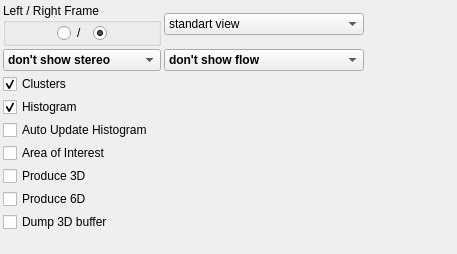
The window that applications/base/ui/presentationParametersControlWidget.ui (NickPenkrat/corecvs) describes before a commit, drawn with Qt 5.
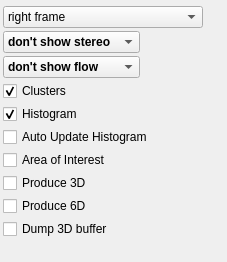
The same window after the commit. Icons and pictures are not drawn.

```diff
--- a/applications/base/ui/presentationParametersControlWidget.ui
+++ b/applications/base/ui/presentationParametersControlWidget.ui
@@ -6,8 +6,8 @@
    <rect>
     <x>0</x>
     <y>0</y>
-    <width>457</width>
-    <height>254</height>
+    <width>227</width>
+    <height>262</height>
    </rect>
   </property>
   <property name="windowTitle">
@@ -20,7 +20,7 @@
    <property name="spacing">
     <number>3</number>
    </property>
-   <item row="6" column="0" colspan="2">
+   <item row="8" column="0" colspan="2">
     <widget class="QCheckBox" name="produce3DCheckBox">
      <property name="sizePolicy">
       <sizepolicy hsizetype="Preferred" vsizetype="Fixed">
@@ -39,7 +39,7 @@
      </property>
     </widget>
    </item>
-   <item row="9" column="0">
+   <item row="11" column="0">
     <spacer name="verticalSpacer">
      <property name="orientation">
       <enum>Qt::Vertical</enum>
@@ -52,7 +52,7 @@
      </property>
     </spacer>
    </item>
-   <item row="1" column="0">
+   <item row="2" column="0">
     <widget class="QComboBox" name="stereoComboBox">
      <property name="font">
       <font>
@@ -96,229 +96,14 @@
      </item>
     </widget>
    </item>
-   <item row="0" column="0">
-    <widget class="QGroupBox" name="groupBox_3">
-     <property name="title">
-      <string>Left / Right Frame</string>
-     </property>
-     <layout class="QHBoxLayout" name="horizontalLayout_3">
-      <property name="topMargin">
-       <number>0</number>
-      </property>
-      <property name="bottomMargin">
-       <number>0</number>
-      </property>
-      <item>
-       <spacer name="horizontalSpacer">
-        <property name="orientation">
-         <enum>Qt::Horizontal</enum>
-        </property>
-        <property name="sizeHint" stdset="0">
-         <size>
-          <width>40</width>
-          <height>20</height>
-         </size>
-        </property>
-       </spacer>
-      </item>
-      <item>
-       <widget class="QRadioButton" name="leftFrameButton">
-        <property name="enabled">
-         <bool>true</bool>
-        </property>
-        <property name="sizePolicy">
-         <sizepolicy hsizetype="Preferred" vsizetype="Preferred">
-          <horstretch>0</horstretch>
-          <verstretch>0</verstretch>
-         </sizepolicy>
-        </property>
-        <property name="maximumSize">
-         <size>
-          <width>20</width>
-          <height>16777215</height>
-         </size>
-        </property>
-        <property name="baseSize">
-         <size>
-          <width>20</width>
-          <height>20</height>
-         </size>
-        </property>
-        <property name="toolTip">
-         <string>Show left frame
-(when looking form behind the camera)</string>
-        </property>
-        <property name="text">
-         <string/>
-        </property>
-        <property name="checked">
-         <bool>false</bool>
-        </property>
-       </widget>
-      </item>
-      <item>
-       <widget class="QLabel" name="label">
-        <property name="text">
-         <string>/  </string>
-        </property>
-       </widget>
-      </item>
-      <item>
-       <widget class="QRadioButton" name="rightFrameButton">
-        <property name="enabled">
-         <bool>true</bool>
-        </property>
-        <property name="sizePolicy">
-         <sizepolicy hsizetype="Preferred" vsizetype="Preferred">
-          <horstretch>0</horstretch>
-          <verstretch>0</verstretch>
-         </sizepolicy>
-        </property>
-        <property name="maximumSize">
-         <size>
-          <width>20</width>
-          <height>16777215</height>
-         </size>
-        </property>
-        <property name="baseSize">
-         <size>
-          <width>11</width>
-          <height>20</height>
-         </size>
-        </property>
-        <property name="toolTip">
-         <string>Show right frame 
-(when looking from behind the camera)</string>
-        </property>
-        <property name="text">
-         <string/>
-        </property>
-        <property name="checked">
-         <bool>true</bool>
-        </property>
-       </widget>
-      </item>
-      <item>
-       <spacer name="horizontalSpacer_2">
-        <property name="orientation">
-         <enum>Qt::Horizontal</enum>
-        </property>
-        <property name="sizeHint" stdset="0">
-         <size>
-          <width>40</width>
-          <height>20</height>
-         </size>
-        </property>
-       </spacer>
-      </item>
-     </layout>
-    </widget>
-   </item>
-   <item row="1" column="1">
-    <widget class="QComboBox" name="flowComboBox">
-     <property name="font">
-      <font>
-       <pointsize>9</pointsize>
-       <weight>75</weight>
-       <bold>true</bold>
-      </font>
-     </property>
-     <property name="toolTip">
-      <string>Stereo presentaton mode</string>
-     </property>
-     <item>
-      <property name="text">
-       <string>don't show flow</string>
-      </property>
-     </item>
-     <item>
-      <property name="text">
-       <string>fast colored dots</string>
-      </property>
-     </item>
-     <item>
-      <property name="text">
-       <string>show lines only</string>
-      </property>
-     </item>
-     <item>
-      <property name="text">
-       <string>show colored dots</string>
-      </property>
-     </item>
-     <item>
-      <property name="text">
-       <string>show colored lines</string>
-      </property>
-     </item>
-     <item>
-      <property name="text">
-       <string>show heat coloring</string>
-      </property>
-     </item>
-     <item>
-      <property name="text">
-       <string/>
-      </property>
-     </item>
-    </widget>
-   </item>
-   <item row="5" column="0" colspan="2">
+   <item row="7" column="0" colspan="2">
     <widget class="QCheckBox" name="showAreaOfInterestCheckBox">
      <property name="text">
       <string>Area of Interest</string>
      </property>
     </widget>
    </item>
-   <item row="0" column="1">
-    <widget class="QComboBox" name="outputComboBox">
-     <property name="minimumSize">
-      <size>
-       <width>200</width>
-       <height>0</height>
-      </size>
-     </property>
-     <item>
-      <property name="text">
-       <string>standart view</string>
-      </property>
-     </item>
-     <item>
-      <property name="text">
-       <string>side-by-side stereo</string>
-      </property>
-     </item>
-     <item>
-      <property name="text">
-       <string>Anaglyph R/G</string>
-      </property>
-      <property name="icon">
-       <iconset resource="../../../../resources/main.qrc">
-        <normaloff>:/new/prefix1/3d_glasses_rg.png</normaloff>:/new/prefix1/3d_glasses_rg.png</iconset>
-      </property>
-     </item>
-     <item>
-      <property name="text">
-       <string>Anaglyph R/C</string>
-      </property>
-      <property name="icon">
-       <iconset resource="../../../../resources/main.qrc">
-        <normaloff>:/new/prefix1/3d_glasses_rc.png</normaloff>:/new/prefix1/3d_glasses_rc.png</iconset>
-      </property>
-     </item>
-     <item>
-      <property name="text">
-       <string>Blend</string>
-      </property>
-     </item>
-     <item>
-      <property name="text">
-       <string>None</string>
-      </property>
-     </item>
-    </widget>
-   </item>
-   <item row="0" column="2" rowspan="3">
+   <item row="0" column="2" rowspan="5">
     <spacer name="horizontalSpacer_3">
      <property name="orientation">
       <enum>Qt::Horizontal</enum>
@@ -331,7 +116,7 @@
      </property>
     </spacer>
    </item>
-   <item row="2" column="0" colspan="2">
+   <item row="4" column="0" colspan="2">
     <widget class="QCheckBox" name="showClustersCheckBox">
      <property name="toolTip">
       <string>Show cluster information</string>
@@ -344,7 +129,7 @@
      </property>
     </widget>
    </item>
-   <item row="3" column="0" colspan="2">
+   <item row="5" column="0" colspan="2">
     <widget class="QCheckBox" name="showHistogramCheckBox">
      <property name="toolTip">
       <string>show cluster Histogram</string>
@@ -357,21 +142,21 @@
      </property>
     </widget>
    </item>
-   <item row="7" column="0" colspan="2">
+   <item row="9" column="0" colspan="2">
     <widget class="QCheckBox" name="produce6DCheckBox">
      <property name="text">
       <string>Produce 6D</string>
      </property>
     </widget>
    </item>
-   <item row="4" column="0" colspan="2">
+   <item row="6" column="0" colspan="2">
     <widget class="QCheckBox" name="autoUpdateHistogramCheckBox">
      <property name="text">
       <string>Auto Update Histogram</string>
      </property>
     </widget>
    </item>
-   <item row="8" column="0">
+   <item row="10" column="0">
     <widget class="QCheckBox" name="dump3DCheckBox">
      <property name="text">
       <string>Dump 3D buffer</string>
@@ -381,6 +166,128 @@
      </property>
     </widget>
    </item>
+   <item row="1" column="0" colspan="2">
+    <widget class="QComboBox" name="outputComboBox">
+     <property name="minimumSize">
+      <size>
+       <width>200</width>
+       <height>0</height>
+      </size>
+     </property>
+     <item>
+      <property name="text">
+       <string>right frame</string>
+      </property>
+      <property name="icon">
+       <iconset>
+        <normalon>:/new/prefix1/right-cam.png</normalon>
+       </iconset>
+      </property>
+     </item>
+     <item>
+      <property name="text">
+       <string>left frame</string>
+      </property>
+      <property name="icon">
+       <iconset>
+        <normalon>:/new/prefix1/left-cam.png</normalon>
+       </iconset>
+      </property>
+     </item>
+     <item>
+      <property name="text">
+       <string>side-by-side stereo</string>
+      </property>
+      <property name="icon">
+       <iconset>
+        <normalon>:/new/prefix1/2cam-active.png</normalon>
+       </iconset>
+      </property>
+     </item>
+     <item>
+      <property name="text">
+       <string>Anaglyph R/G</string>
+      </property>
+      <property name="icon">
+       <iconset resource="../../../resources/main.qrc">
+        <normaloff>:/new/prefix1/3d_glasses_rg.png</normaloff>:/new/prefix1/3d_glasses_rg.png</iconset>
+      </property>
+     </item>
+     <item>
+      <property name="text">
+       <string>Anaglyph R/C</string>
+      </property>
+      <property name="icon">
+       <iconset resource="../../../resources/main.qrc">
+        <normaloff>:/new/prefix1/3d_glasses_rc.png</normaloff>:/new/prefix1/3d_glasses_rc.png</iconset>
+      </property>
+     </item>
+     <item>
+      <property name="text">
+       <string>Blend</string>
+      </property>
+      <property name="icon">
+       <iconset>
+        <normalon>:/new/prefix1/2cam-blend-b.png</normalon>
+       </iconset>
+      </property>
+     </item>
+     <item>
+      <property name="text">
+       <string>None</string>
+      </property>
+     </item>
+    </widget>
+   </item>
+   <item row="3" column="0">
+    <widget class="QComboBox" name="flowComboBox">
+     <property name="font">
+      <font>
+       <pointsize>9</pointsize>
+       <weight>75</weight>
+       <bold>true</bold>
+      </font>
+     </property>
+     <property name="toolTip">
+      <string>Stereo presentaton mode</string>
+     </property>
+     <item>
+      <property name="text">
+       <string>don't show flow</string>
+      </property>
+     </item>
+     <item>
+      <property name="text">
+       <string>fast colored dots</string>
+      </property>
+     </item>
+     <item>
+      <property name="text">
+       <string>show lines only</string>
+      </property>
+     </item>
+     <item>
+      <property name="text">
+       <string>show colored dots</string>
+      </property>
+     </item>
+     <item>
+      <property name="text">
+       <string>show colored lines</string>
+      </property>
+     </item>
+     <item>
+      <property name="text">
+       <string>show heat coloring</string>
+      </property>
+     </item>
+     <item>
+      <property name="text">
+       <string/>
+      </property>
+     </item>
+    </widget>
+   </item>
   </layout>
  </widget>
  <layoutdefault spacing="6" margin="11"/>
```
Left out of the diff: 36 changed lines with no effect on the pictures.
